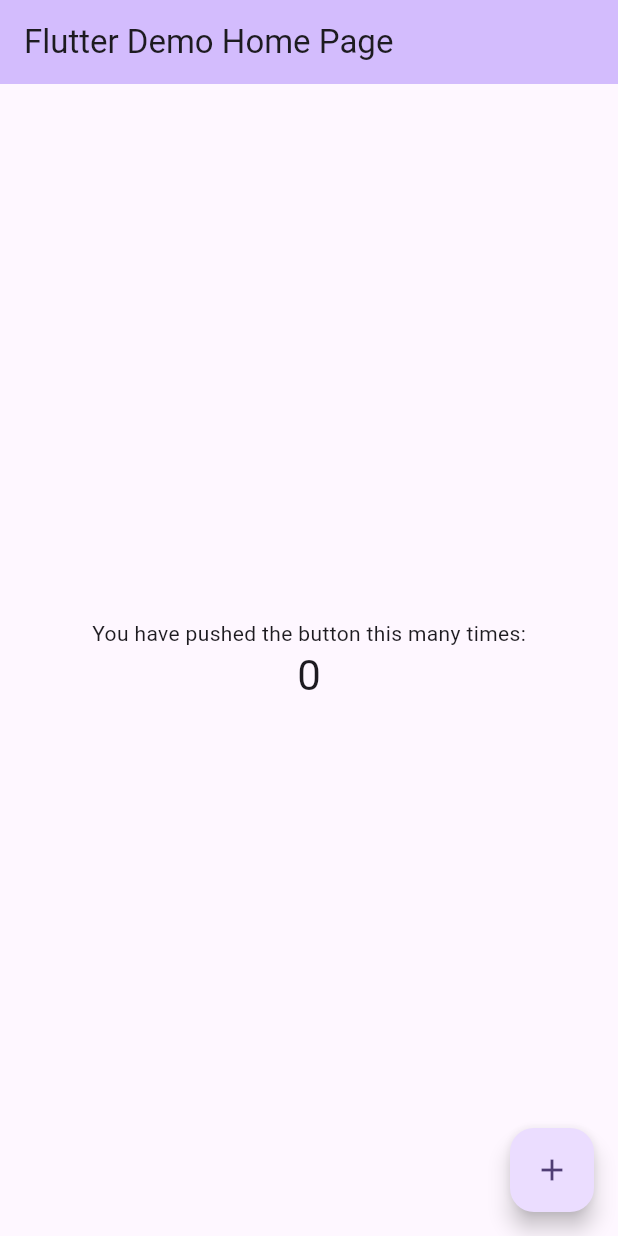
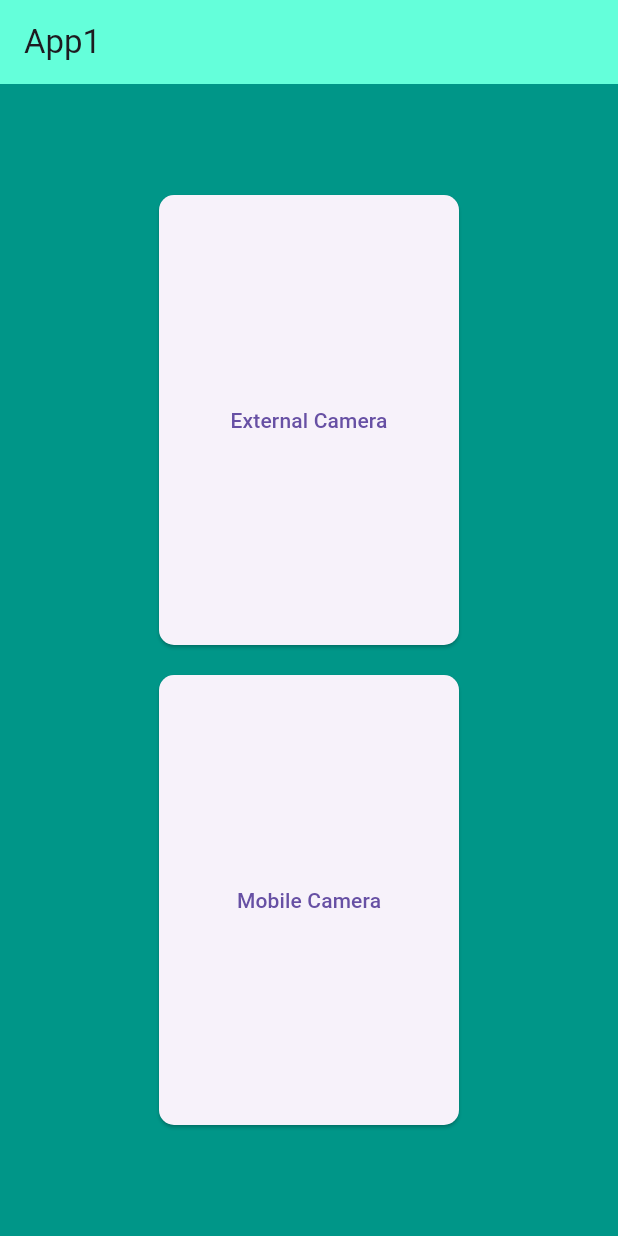
Before and after one commit to PranavSharma26/MajorProject, a Flutter app: the screen it shows after launch, on a phone screen of 412 x 824 dp. Run offline on Flutter 3.47's test engine with Material 3 defaults, Android fonts, the phone set to English and light mode, and no system bars.

Commit message:
Setting up the main file

```diff
--- a/echovision/lib/main.dart
+++ b/echovision/lib/main.dart
@@ -7,116 +7,58 @@ void main() {
 class MyApp extends StatelessWidget {
   const MyApp({super.key});
 
-  // This widget is the root of your application.
   @override
   Widget build(BuildContext context) {
     return MaterialApp(
-      title: 'Flutter Demo',
+      title: 'Build title',
       theme: ThemeData(
-        // This is the theme of your application.
-        //
-        // TRY THIS: Try running your application with "flutter run". You'll see
-        // the application has a purple toolbar. Then, without quitting the app,
-        // try changing the seedColor in the colorScheme below to Colors.green
-        // and then invoke "hot reload" (save your changes or press the "hot
-        // reload" button in a Flutter-supported IDE, or press "r" if you used
-        // the command line to start the app).
-        //
-        // Notice that the counter didn't reset back to zero; the application
-        // state is not lost during the reload. To reset the state, use hot
-        // restart instead.
-        //
-        // This works for code too, not just values: Most code changes can be
-        // tested with just a hot reload.
-        colorScheme: ColorScheme.fromSeed(seedColor: Colors.deepPurple),
+        appBarTheme: const AppBarTheme(backgroundColor: Colors.tealAccent),
       ),
-      home: const MyHomePage(title: 'Flutter Demo Home Page'),
+      home: const HomePage(),
     );
   }
 }
 
-class MyHomePage extends StatefulWidget {
-  const MyHomePage({super.key, required this.title});
-
-  // This widget is the home page of your application. It is stateful, meaning
-  // that it has a State object (defined below) that contains fields that affect
-  // how it looks.
-
-  // This class is the configuration for the state. It holds the values (in this
-  // case the title) provided by the parent (in this case the App widget) and
-  // used by the build method of the State. Fields in a Widget subclass are
-  // always marked "final".
-
-  final String title;
-
-  @override
-  State<MyHomePage> createState() => _MyHomePageState();
-}
-
-class _MyHomePageState extends State<MyHomePage> {
-  int _counter = 0;
-
-  void _incrementCounter() {
-    setState(() {
-      // This call to setState tells the Flutter framework that something has
-      // changed in this State, which causes it to rerun the build method below
-      // so that the display can reflect the updated values. If we changed
-      // _counter without calling setState(), then the build method would not be
-      // called again, and so nothing would appear to happen.
-      _counter++;
-    });
-  }
+class HomePage extends StatelessWidget {
+  const HomePage({super.key});
 
   @override
   Widget build(BuildContext context) {
-    // This method is rerun every time setState is called, for instance as done
-    // by the _incrementCounter method above.
-    //
-    // The Flutter framework has been optimized to make rerunning build methods
-    // fast, so that you can just rebuild anything that needs updating rather
-    // than having to individually change instances of widgets.
     return Scaffold(
-      appBar: AppBar(
-        // TRY THIS: Try changing the color here to a specific color (to
-        // Colors.amber, perhaps?) and trigger a hot reload to see the AppBar
-        // change color while the other colors stay the same.
-        backgroundColor: Theme.of(context).colorScheme.inversePrimary,
-        // Here we take the value from the MyHomePage object that was created by
-        // the App.build method, and use it to set our appbar title.
-        title: Text(widget.title),
-      ),
+      appBar: AppBar(title: const Text('App1')),
+      backgroundColor: Colors.teal,
       body: Center(
-        // Center is a layout widget. It takes a single child and positions it
-        // in the middle of the parent.
         child: Column(
-          // Column is also a layout widget. It takes a list of children and
-          // arranges them vertically. By default, it sizes itself to fit its
-          // children horizontally, and tries to be as tall as its parent.
-          //
-          // Column has various properties to control how it sizes itself and
-          // how it positions its children. Here we use mainAxisAlignment to
-          // center the children vertically; the main axis here is the vertical
-          // axis because Columns are vertical (the cross axis would be
-          // horizontal).
-          //
-          // TRY THIS: Invoke "debug painting" (choose the "Toggle Debug Paint"
-          // action in the IDE, or press "p" in the console), to see the
-          // wireframe for each widget.
           mainAxisAlignment: MainAxisAlignment.center,
-          children: <Widget>[
-            const Text('You have pushed the button this many times:'),
-            Text(
-              '$_counter',
-              style: Theme.of(context).textTheme.headlineMedium,
+          children: [
+            ElevatedButton(
+              style: ElevatedButton.styleFrom(
+                minimumSize: const Size(200, 300),
+                shape: RoundedRectangleBorder(
+                  borderRadius: BorderRadius.circular(10),
+                ),
+              ),
+              onPressed: () {
+                print('External Camera');
+              },
+              child: const Text('External Camera'),
+            ),
+            const SizedBox(height: 20),
+            ElevatedButton(
+              style: ElevatedButton.styleFrom(
+                minimumSize: const Size(200, 300),
+                shape: RoundedRectangleBorder(
+                  borderRadius: BorderRadius.circular(10),
+                ),
+              ),
+              onPressed: () {
+                print('Button2 is Clicked');
+              },
+              child: const Text('Mobile Camera'),
             ),
           ],
         ),
       ),
-      floatingActionButton: FloatingActionButton(
-        onPressed: _incrementCounter,
-        tooltip: 'Increment',
-        child: const Icon(Icons.add),
-      ), // This trailing comma makes auto-formatting nicer for build methods.
     );
   }
 }
```
